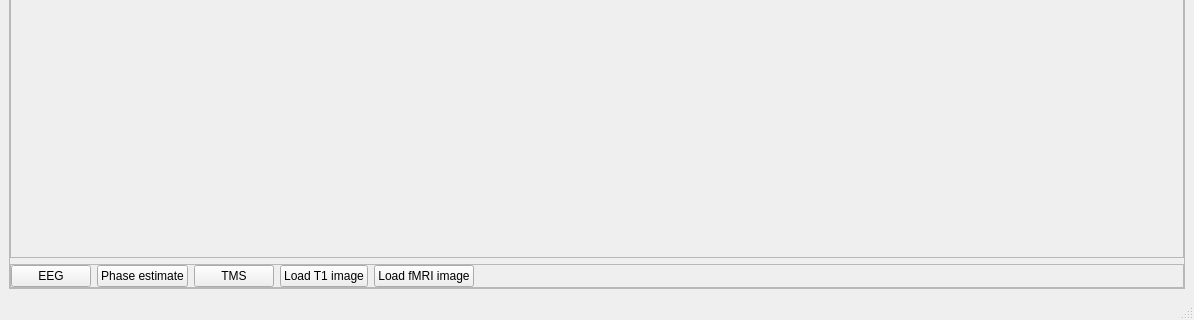
First picture: the form in UI/mainwindow.ui, repository VeikkaLeppanen/Real_Time_EEG, before the edit; both pictures show x 0 to 1194 and y 570 to 890 of the 1194 by 890 pixel window.
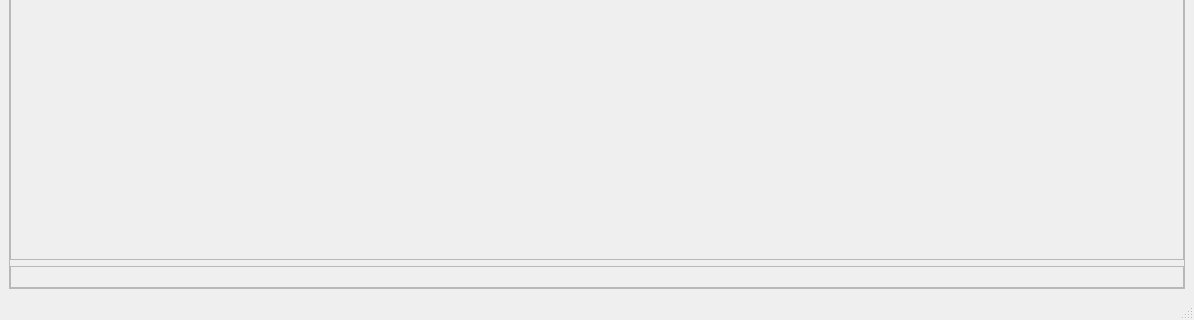
Second picture: the form after the edit. Custom widgets are drawn as their Qt base class.

Diff of the .ui file:
```diff
--- a/UI/mainwindow.ui
+++ b/UI/mainwindow.ui
@@ -132,41 +132,6 @@
           <property name="bottomMargin">
            <number>0</number>
           </property>
-          <item>
-           <widget class="QPushButton" name="EEG">
-            <property name="text">
-             <string>EEG</string>
-            </property>
-           </widget>
-          </item>
-          <item>
-           <widget class="QPushButton" name="processing">
-            <property name="text">
-             <string>Phase estimate</string>
-            </property>
-           </widget>
-          </item>
-          <item>
-           <widget class="QPushButton" name="triggering">
-            <property name="text">
-             <string>TMS</string>
-            </property>
-           </widget>
-          </item>
-          <item>
-           <widget class="QPushButton" name="MRI_T1_load">
-            <property name="text">
-             <string>Load T1 image</string>
-            </property>
-           </widget>
-          </item>
-          <item>
-           <widget class="QPushButton" name="fMRI_load">
-            <property name="text">
-             <string>Load fMRI image</string>
-            </property>
-           </widget>
-          </item>
           <item>
            <spacer name="horizontalSpacer">
             <property name="orientation">
```
